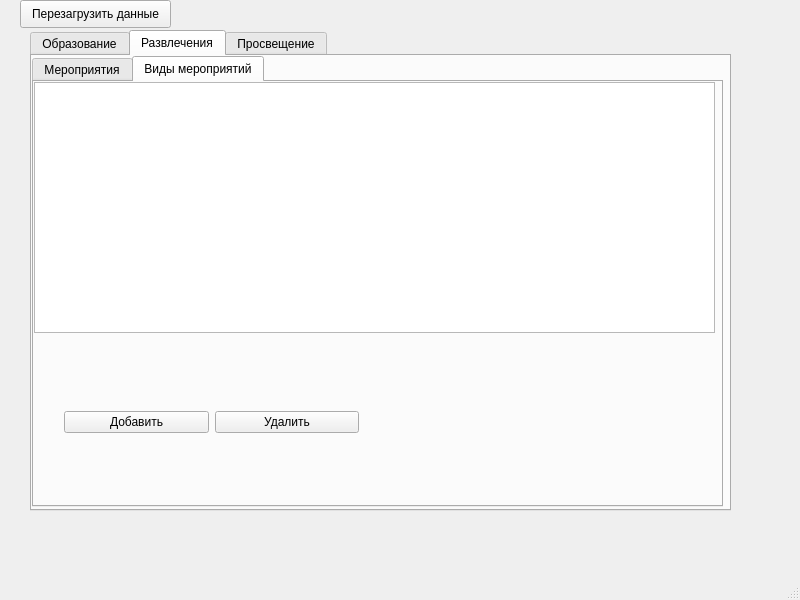
First picture: the form in ui.ui, repository artBatamirov/NTO_2023, before the edit.
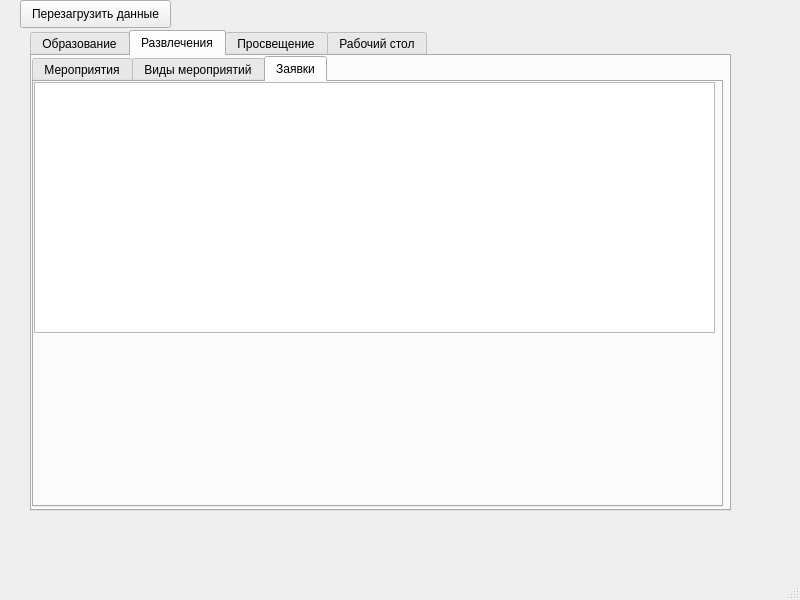
Second picture: the form after the edit.

Commit message: added order table with color statuses

Diff of the .ui file:
```diff
--- a/ui.ui
+++ b/ui.ui
@@ -26,9 +26,15 @@
     <layout class="QVBoxLayout" name="verticalLayout">
      <item>
       <widget class="QTabWidget" name="tabWidget">
+       <property name="tabPosition">
+        <enum>QTabWidget::North</enum>
+       </property>
        <property name="currentIndex">
         <number>1</number>
        </property>
+       <property name="tabBarAutoHide">
+        <bool>false</bool>
+       </property>
        <widget class="QWidget" name="tab1">
         <attribute name="title">
          <string>Образование</string>
@@ -61,7 +67,7 @@
           </rect>
          </property>
          <property name="currentIndex">
-          <number>1</number>
+          <number>2</number>
          </property>
          <widget class="QWidget" name="tab2_1">
           <attribute name="title">
@@ -157,6 +163,27 @@
            </layout>
           </widget>
          </widget>
+         <widget class="QWidget" name="tab">
+          <property name="sizePolicy">
+           <sizepolicy hsizetype="Expanding" vsizetype="Expanding">
+            <horstretch>0</horstretch>
+            <verstretch>0</verstretch>
+           </sizepolicy>
+          </property>
+          <attribute name="title">
+           <string>Заявки</string>
+          </attribute>
+          <widget class="QTableWidget" name="order_2">
+           <property name="geometry">
+            <rect>
+             <x>0</x>
+             <y>0</y>
+             <width>681</width>
+             <height>251</height>
+            </rect>
+           </property>
+          </widget>
+         </widget>
         </widget>
        </widget>
        <widget class="QWidget" name="tab3">
@@ -271,6 +298,11 @@
          </widget>
         </widget>
        </widget>
+       <widget class="QWidget" name="tab_3">
+        <attribute name="title">
+         <string>Рабочий стол</string>
+        </attribute>
+       </widget>
       </widget>
      </item>
     </layout>
```
Left out of the diff: 26 changed lines with no effect on the pictures. The commit also changes 2 other files.
